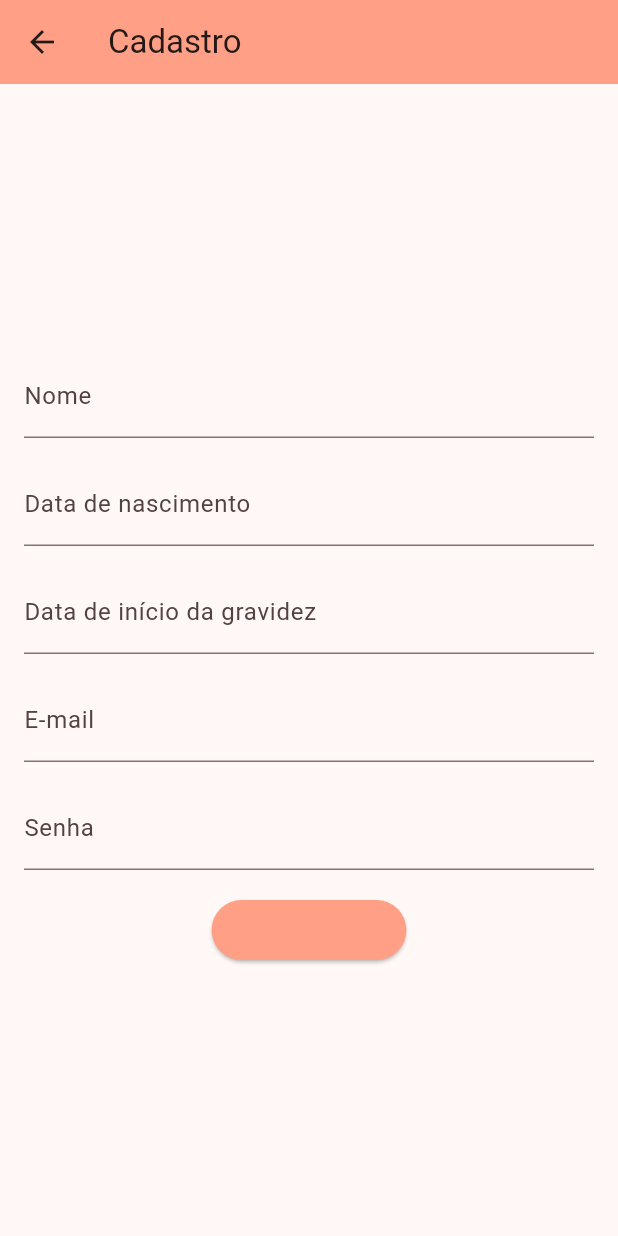
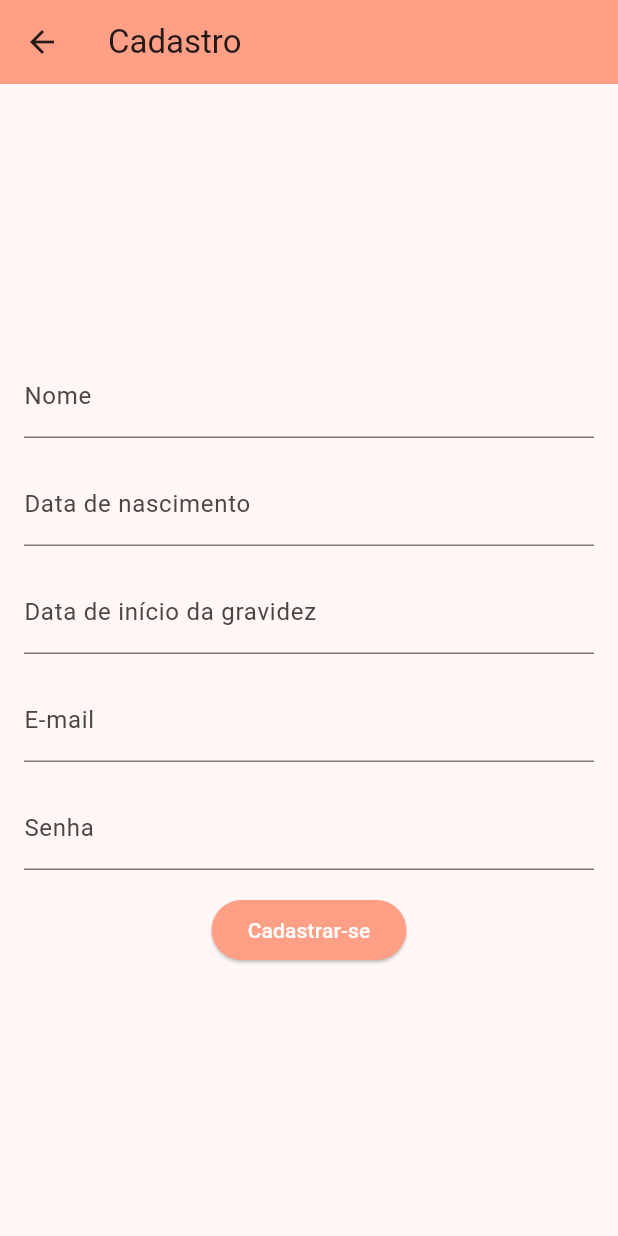
Before and after one commit to gabrielnuss/app_bumpbuddy, a Flutter app: the CadastroPage screen opened directly, on a phone screen of 412 x 824 dp. Run offline on Flutter 3.47's test engine with Material 3 defaults, Android fonts, the light colour scheme and no system bars; our stand-ins replace table_calendar.

Commit message:
cor do texto II

```diff
--- a/app_bumpbuddy/lib/pages/atualizar_senha_page.dart
+++ b/app_bumpbuddy/lib/pages/atualizar_senha_page.dart
@@ -105,7 +105,8 @@ class _AtualizarSenhaPageState extends State<AtualizarSenhaPage> {
               style: ElevatedButton.styleFrom(
                 primary: Color.fromARGB(255, 255, 159, 134), // Cor do botão
               ),
-              child: Text('Atualizar Senha'),
+              child: Text('Atualizar Senha',
+                  style: TextStyle(color: Colors.white)),
             ),
           ],
         ),
--- a/app_bumpbuddy/lib/pages/cadastro_page.dart
+++ b/app_bumpbuddy/lib/pages/cadastro_page.dart
@@ -132,7 +132,8 @@ class _CadastroPageState extends State<CadastroPage> {
               style: ElevatedButton.styleFrom(
                 primary: Color.fromARGB(255, 255, 159, 134), // Cor do botão
               ),
-              child: Text('Cadastrar-se'),
+              child:
+                  Text('Cadastrar-se', style: TextStyle(color: Colors.white)),
             ),
           ],
         ),
```
